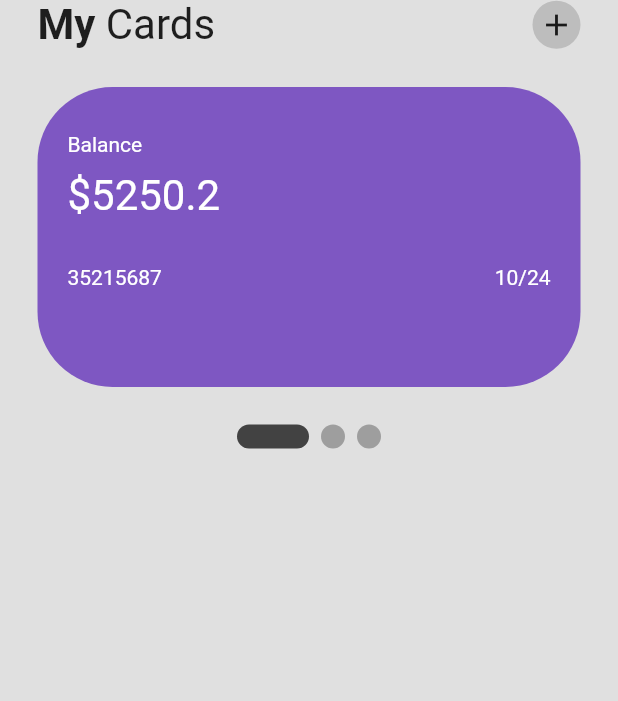
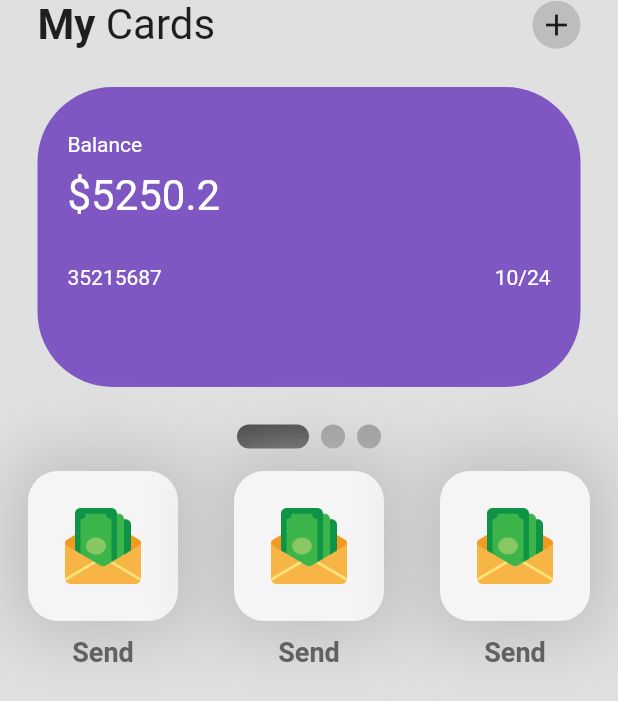
Before and after one commit to Awaizkazi/wallet_app, a Flutter app: the screen it shows after launch, on a phone screen of 412 x 824 dp. Shown: the top 701 px of the screen. Run offline on Flutter 3.47's test engine with Material 2 defaults, Android fonts, the phone set to English and light mode, and no system bars; drawn by our look-alikes of smooth_page_indicator.

Commit message:
button inProgress

```diff
--- a/lib/pages/home_page.dart
+++ b/lib/pages/home_page.dart
@@ -1,5 +1,6 @@
 import 'package:flutter/material.dart';
 import 'package:smooth_page_indicator/smooth_page_indicator.dart';
+import 'package:wallet_app/util/my_button.dart';
 import 'package:wallet_app/util/my_card.dart';
 
 class HomePage extends StatefulWidget {
@@ -96,8 +97,22 @@ class _HomePageState extends State<HomePage> {
             ),
             // 3 buttons--> send + Pay + Bills
 // Send button
+            SizedBox(
+              height: 15,
+            ),
             Row(
-              children: [],
+              mainAxisAlignment: MainAxisAlignment.spaceAround,
+              children: [
+                MyButton(
+                    buttonText: 'Send',
+                    iconImagePath: 'lib/icons/send-money.png'),
+                MyButton(
+                    buttonText: 'Send',
+                    iconImagePath: 'lib/icons/send-money.png'),
+                MyButton(
+                    buttonText: 'Send',
+                    iconImagePath: 'lib/icons/send-money.png'),
+              ],
             ),
 // Pay button
 
--- a/lib/util/my_button.dart
+++ b/lib/util/my_button.dart
@@ -1,7 +1,14 @@
 import 'package:flutter/material.dart';
 
 class MyButton extends StatelessWidget {
-  const MyButton({super.key});
+  final String iconImagePath;
+  final String buttonText;
+
+  const MyButton({
+    super.key,
+    required this.buttonText,
+    required this.iconImagePath,
+  });
 
   @override
   Widget build(BuildContext context) {
@@ -22,14 +29,14 @@ class MyButton extends StatelessWidget {
             ],
           ),
           child: Center(
-            child: Image.asset('lib/icons/send-money.png'),
+            child: Image.asset(iconImagePath),
           ),
         ),
         SizedBox(
           height: 10,
         ),
         Text(
-          'Send',
+          buttonText,
           style: TextStyle(
             fontSize: 18,
             fontWeight: FontWeight.bold,
```
